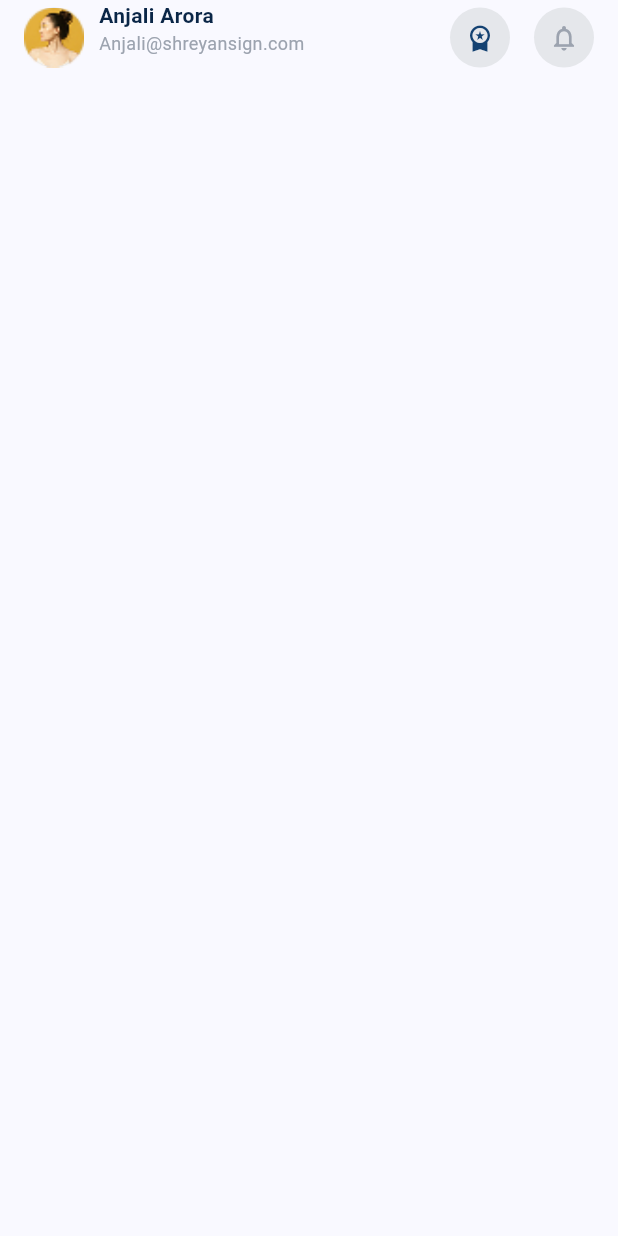
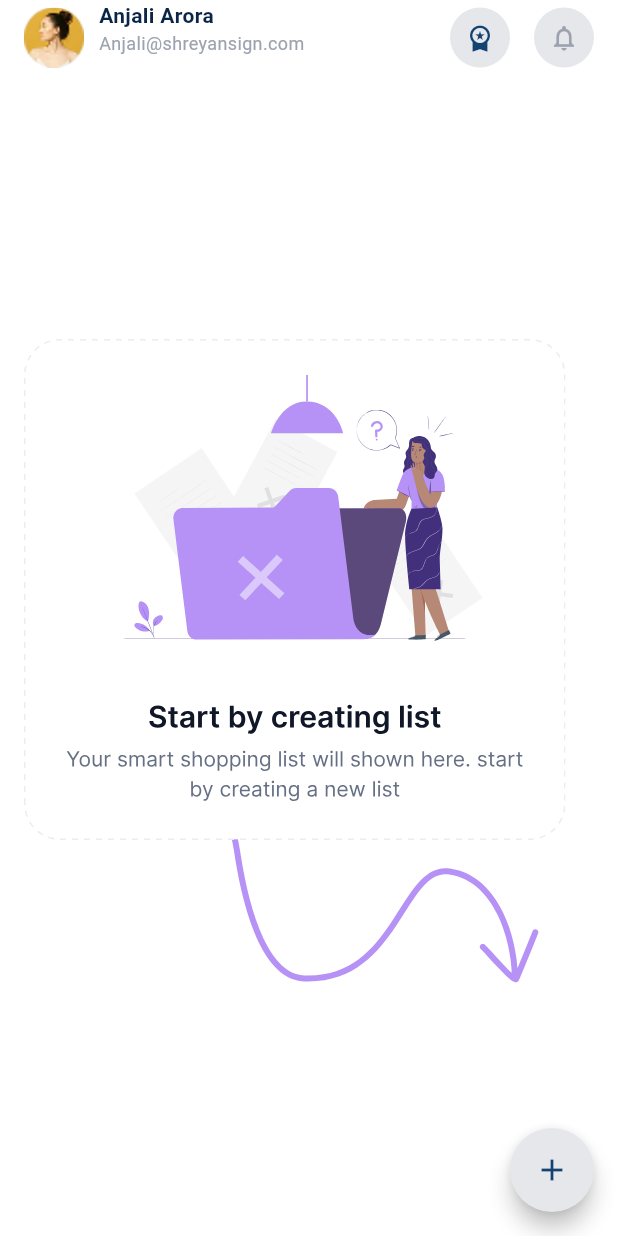
Before and after one commit to mohamed-tamerrr/collaborative-shopping-list, a Flutter app: the screen it shows after launch, on a phone screen of 412 x 824 dp. Run offline on Flutter 3.47's test engine with Material 3 defaults, Android fonts, the phone set to English and light mode, and no system bars; our stand-ins replace firebase_core, flutter_svg; accounts and stored records are empty.

Commit message:
add the two images and add floating action button and make scaffold color white

```diff
--- a/lib/core/utils/app_images.dart
+++ b/lib/core/utils/app_images.dart
@@ -1,5 +1,6 @@
 class AppImages {
   static const String emptySreen = 'assets/images/empty_screen.svg';
+  static const String handDrawnArrow = 'assets/images/hand_drawn_arrow.svg';
   static const String avatar = 'assets/images/avatar.png';
 
 }
--- a/lib/featrues/home/presentation/views/widgets/custom_app_bar.dart
+++ b/lib/featrues/home/presentation/views/widgets/custom_app_bar.dart
@@ -5,7 +5,7 @@ import 'package:flutter/material.dart';
 
 class CustomAppBar extends StatelessWidget {
   const CustomAppBar({super.key});
-
+  //! Looking for better icon for first icon button
   @override
   Widget build(BuildContext context) {
     return SafeArea(
@@ -45,6 +45,7 @@ class CustomAppBar extends StatelessWidget {
             ),
             Spacer(),
             AppBarIcon(
+              //! THIS ONE
               icon: Icons.workspace_premium,
               color: AppColors.mediumNavy,
             ),
--- a/lib/featrues/home/presentation/views/widgets/home_view_body.dart
+++ b/lib/featrues/home/presentation/views/widgets/home_view_body.dart
@@ -1,15 +1,49 @@
+import 'package:final_project/core/utils/app_colors.dart';
+import 'package:final_project/core/utils/app_images.dart';
 import 'package:final_project/featrues/home/presentation/views/widgets/custom_app_bar.dart';
 import 'package:flutter/material.dart';
+import 'package:flutter_svg/flutter_svg.dart';
 
 class HomeViewBody extends StatelessWidget {
   const HomeViewBody({super.key});
 
+  // ! Colors must be changed
   @override
   Widget build(BuildContext context) {
     return Scaffold(
+      floatingActionButton: FloatingActionButton(
+        onPressed: () {},
+        backgroundColor: AppColors.lightGrey,
+        shape: CircleBorder(),
+        child: Icon(Icons.add, color: AppColors.mediumNavy),
+      ),
       body: Padding(
         padding: const EdgeInsets.symmetric(horizontal: 16.0),
-        child: Column(children: [CustomAppBar()]),
+        child: Column(
+          crossAxisAlignment: CrossAxisAlignment.stretch,
+          children: [
+            CustomAppBar(),
+            Spacer(flex: 2),
+            // this stack to make arrow under the the image
+            Stack(
+              clipBehavior: Clip.none,
+              children: [
+                Positioned(
+                  left: 90,
+                  top: 270,
+                  // to rotate the image beacuse it is rotated in the design
+                  child: Transform.rotate(
+                    angle: -0.07,
+                    child: SvgPicture.asset(AppImages.handDrawnArrow),
+                  ),
+                ),
+                Positioned(child: SvgPicture.asset(AppImages.emptySreen)),
+              ],
+            ),
+
+            Spacer(flex: 3),
+          ],
+        ),
       ),
     );
   }
--- a/lib/main.dart
+++ b/lib/main.dart
@@ -1,3 +1,4 @@
+import 'package:final_project/core/utils/app_colors.dart';
 import 'package:final_project/featrues/auth/presentation/views/login_view.dart';
 import 'package:final_project/featrues/auth/presentation/views/sign_up_view.dart';
 import 'package:final_project/featrues/home/presentation/views/home_view.dart';
@@ -18,6 +19,7 @@ class MyApp extends StatelessWidget {
     return MaterialApp(
       title: 'ShopEasy',
       theme: ThemeData(
+        scaffoldBackgroundColor: AppColors.white,
         colorScheme: ColorScheme.fromSeed(seedColor: const Color(0xFF0A2647)),
         inputDecorationTheme: InputDecorationTheme(
           border: OutlineInputBorder(borderRadius: BorderRadius.circular(12)),
```
Also changed, not shown: assets/images/hand_drawn_arrow.svg (added).
